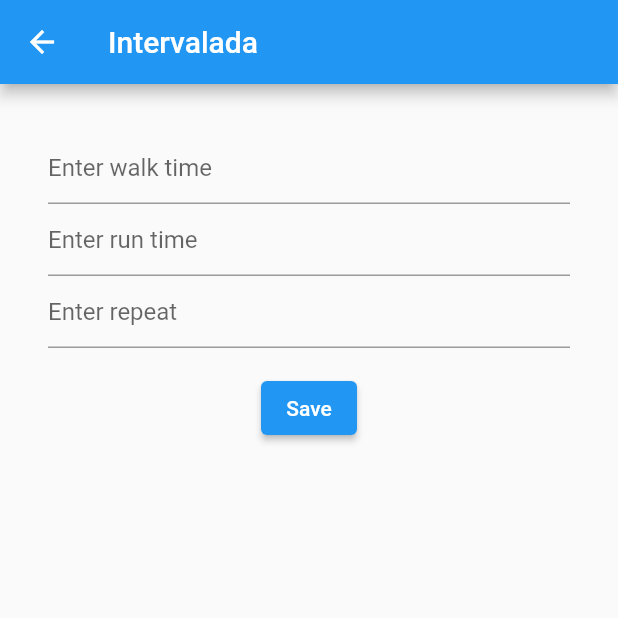
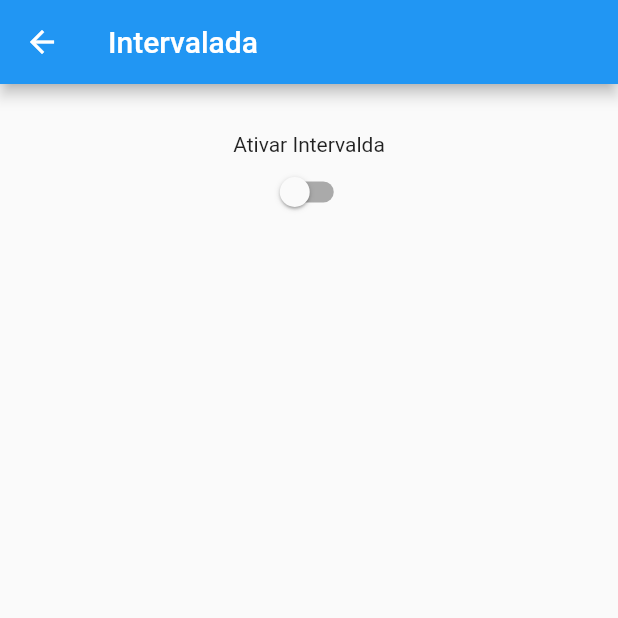
Before and after one commit to FJeanC/Corra_flutter, a Flutter app: the IntervaladaView screen opened by its route, on a phone screen of 412 x 824 dp, the top half of it. Run offline on Flutter 3.47's test engine with Material 2 defaults, Android fonts, the phone set to English and light mode, and no system bars; our stand-ins replace bloc, cloud_firestore, equatable, firebase_auth, firebase_core, flutter_bloc and 3 more; accounts and stored records are empty.

Commit message:
Intervalada visible or not

```diff
--- a/lib/views/intervalada/intervalada_view.dart
+++ b/lib/views/intervalada/intervalada_view.dart
@@ -12,6 +12,7 @@ class _IntervaladaViewState extends State<IntervaladaView> {
   late final TextEditingController _walkTime;
   late final TextEditingController _runTime;
   late final TextEditingController _repeat;
+  bool userWantsIntervals = false;
   final intervaladaController = IntervaladaProvider();
   @override
   void initState() {
@@ -39,7 +40,16 @@ class _IntervaladaViewState extends State<IntervaladaView> {
           padding: const EdgeInsets.all(32),
           child: Column(
             children: [
-              TextField(
+              const Center(child: Text('Ativar Intervalda')),
+              Switch(
+                value: userWantsIntervals,
+                activeColor: Colors.red,
+                onChanged: (bool value) => setState(() {
+                  userWantsIntervals = value;
+                }),
+              ),
+              userWantsIntervals
+                  ? TextField(
                       controller: _walkTime,
                       enableSuggestions: false,
                       autocorrect: false,
@@ -47,8 +57,10 @@ class _IntervaladaViewState extends State<IntervaladaView> {
                       decoration: const InputDecoration(
                         hintText: 'Enter walk time',
                       ),
-              ),
-              TextField(
+                    )
+                  : Container(),
+              userWantsIntervals
+                  ? TextField(
                       controller: _runTime,
                       enableSuggestions: false,
                       autocorrect: false,
@@ -56,8 +68,10 @@ class _IntervaladaViewState extends State<IntervaladaView> {
                       decoration: const InputDecoration(
                         hintText: 'Enter run time',
                       ),
-              ),
-              TextField(
+                    )
+                  : Container(),
+              userWantsIntervals
+                  ? TextField(
                       controller: _repeat,
                       enableSuggestions: false,
                       autocorrect: false,
@@ -65,8 +79,10 @@ class _IntervaladaViewState extends State<IntervaladaView> {
                       decoration: const InputDecoration(
                         hintText: 'Enter repeat',
                       ),
-              ),
-              Padding(
+                    )
+                  : Container(),
+              userWantsIntervals
+                  ? Padding(
                       padding: const EdgeInsets.only(top: 16),
                       child: ElevatedButton(
                         onPressed: () {
@@ -80,6 +96,7 @@ class _IntervaladaViewState extends State<IntervaladaView> {
                         child: const Text('Save'),
                       ),
                     )
+                  : Container(),
             ],
           ),
         ));
--- a/lib/views/main_page_view.dart
+++ b/lib/views/main_page_view.dart
@@ -15,7 +15,6 @@ class _MainPageViewState extends State<MainPageView> {
     RunView(),
     CronometroView(),
   ];
-
   @override
   Widget build(BuildContext context) {
     return Scaffold(
```
Lines whose indentation alone changed are shown as unchanged.
